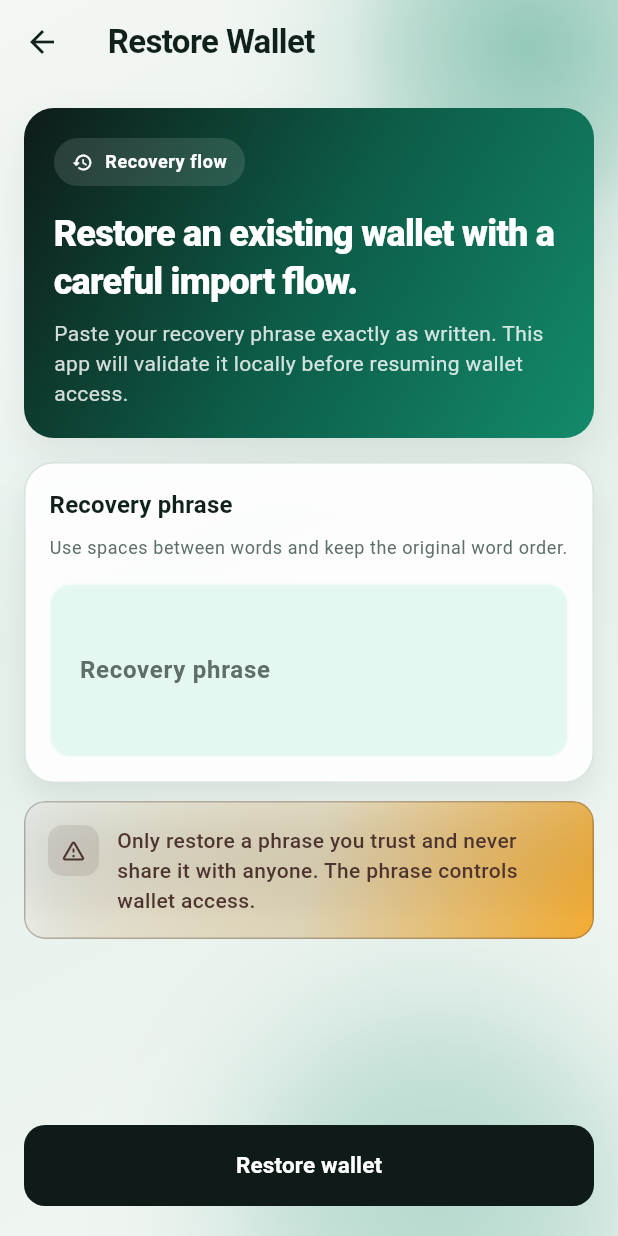
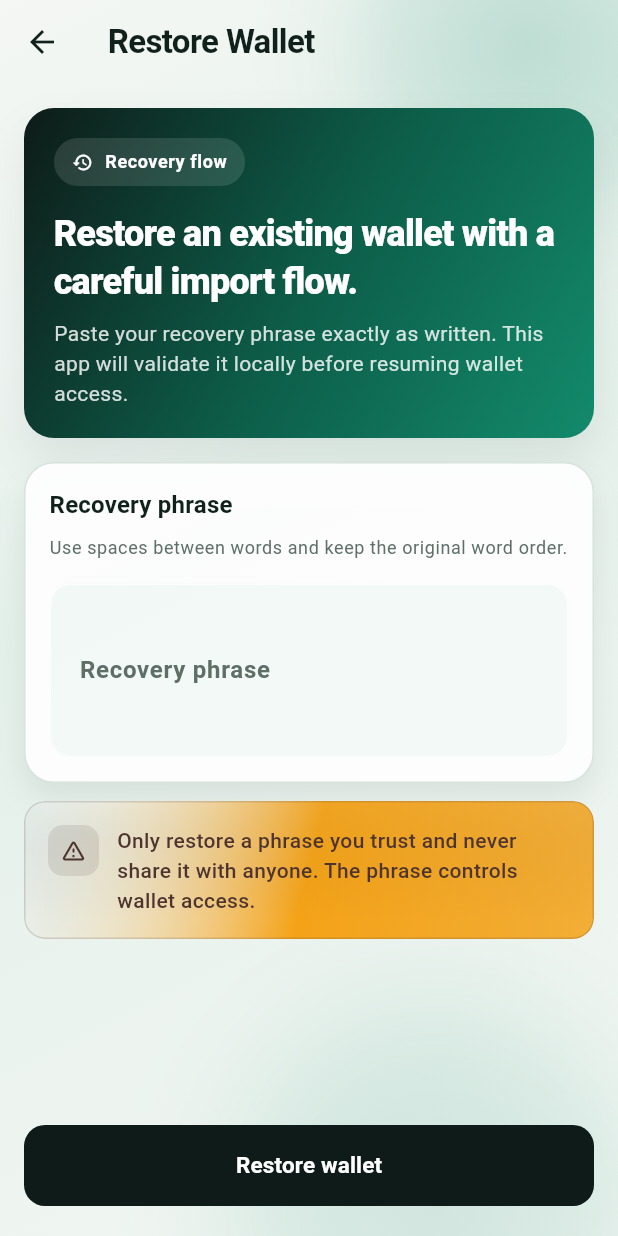
Before and after one commit to j-kon/root_wallet, a Flutter app: the screen it shows after launch, after a tap on "Restore wallet", on a phone screen of 412 x 824 dp. Run offline on Flutter 3.47's test engine with Material 3 defaults, Android fonts, the phone set to English and light mode, and no system bars; our stand-ins replace flutter_riverpod, flutter_secure_storage, local_auth, qr_flutter, share_plus, shared_preferences; missing offline and left inert: bdk_flutter, mobile_scanner.

Commit message:
feat: update glass surface styles and enhance UI responsiveness across components

```diff
--- a/lib/app/theme/colors.dart
+++ b/lib/app/theme/colors.dart
@@ -19,14 +19,14 @@ abstract final class AppColors {
   static const surfaceRaisedDark = Color(0xFF19312A);
   static const border = Color(0xFFD7E3DC);
   static const borderDark = Color(0xFF2A4A42);
-  static const glassWhite = Color(0xFFFFFFFF);
-  static const glassNight = Color(0xFF091512);
-  static const glassMint = Color(0xFFDCF5EC);
-  static const glassMintDark = Color(0xFF17322B);
-  static const glassBorderLight = Color(0x99FFFFFF);
-  static const glassBorderNight = Color(0x4DDBFFF2);
-  static const glassHighlightLight = Color(0xE6FFFFFF);
-  static const glassHighlightNight = Color(0x66F4FFF9);
+  static const glassWhite = Color(0xFFFCFEFD);
+  static const glassNight = Color(0xFF0C1714);
+  static const glassMint = Color(0xFFF1F8F5);
+  static const glassMintDark = Color(0xFF13211D);
+  static const glassBorderLight = Color(0xCCFFFFFF);
+  static const glassBorderNight = Color(0x40E4FFF6);
+  static const glassHighlightLight = Color(0xF7FFFFFF);
+  static const glassHighlightNight = Color(0x52F4FFF9);
   static const success = Color(0xFF17976F);
   static const warning = Color(0xFFF59E0B);
   static const danger = Color(0xFFD94A4A);
@@ -75,13 +75,13 @@ abstract final class AppColors {
 
   static Color glassSurfaceFor(Brightness brightness) =>
       brightness == Brightness.dark
-      ? glassNight.withValues(alpha: 0.62)
-      : glassWhite.withValues(alpha: 0.66);
+      ? glassNight.withValues(alpha: 0.70)
+      : glassWhite.withValues(alpha: 0.84);
 
   static Color glassSurfaceStrongFor(Brightness brightness) =>
       brightness == Brightness.dark
-      ? glassMintDark.withValues(alpha: 0.58)
-      : glassMint.withValues(alpha: 0.74);
+      ? glassMintDark.withValues(alpha: 0.64)
+      : glassMint.withValues(alpha: 0.88);
 
   static Color glassBorderFor(Brightness brightness) =>
       brightness == Brightness.dark ? glassBorderNight : glassBorderLight;
@@ -91,8 +91,8 @@ abstract final class AppColors {
 
   static Color glassGlowFor(Brightness brightness) =>
       brightness == Brightness.dark
-      ? primaryBright.withValues(alpha: 0.18)
-      : primary.withValues(alpha: 0.10);
+      ? primaryBright.withValues(alpha: 0.10)
+      : primary.withValues(alpha: 0.06);
 
   static Color primaryOf(BuildContext context) =>
       primaryFor(Theme.of(context).brightness);
--- a/lib/core/widgets/app_scaffold.dart
+++ b/lib/core/widgets/app_scaffold.dart
@@ -39,14 +39,14 @@ class AppScaffold extends StatelessWidget {
         Positioned(
           top: -90,
           right: -60,
-          child: _AmbientOrb(size: 240, color: glow.withValues(alpha: 0.28)),
+          child: _AmbientOrb(size: 240, color: glow.withValues(alpha: 0.12)),
         ),
         Positioned(
           top: 120,
           left: -70,
           child: _AmbientOrb(
             size: 220,
-            color: highlight.withValues(alpha: 0.16),
+            color: highlight.withValues(alpha: 0.08),
           ),
         ),
         Positioned(
@@ -54,7 +54,7 @@ class AppScaffold extends StatelessWidget {
           right: -20,
           child: _AmbientOrb(
             size: 280,
-            color: AppColors.primary.withValues(alpha: 0.10),
+            color: AppColors.primary.withValues(alpha: 0.05),
           ),
         ),
         Scaffold(
@@ -90,8 +90,8 @@ class _AmbientOrb extends StatelessWidget {
           ),
           boxShadow: [
             BoxShadow(
-              color: color.withValues(alpha: 0.18),
-              blurRadius: size * 0.28,
+              color: color.withValues(alpha: 0.10),
+              blurRadius: size * 0.22,
               spreadRadius: AppSpacing.xs,
             ),
           ],
--- a/lib/core/widgets/glass_surface.dart
+++ b/lib/core/widgets/glass_surface.dart
@@ -16,6 +16,7 @@ class GlassSurface extends StatelessWidget {
     this.shadowColor,
     this.gradientColors,
     this.boxShadow,
+    this.highlightOpacity = 0.12,
   });
 
   final Widget child;
@@ -27,6 +28,7 @@ class GlassSurface extends StatelessWidget {
   final Color? shadowColor;
   final List<Color>? gradientColors;
   final List<BoxShadow>? boxShadow;
+  final double highlightOpacity;
 
   @override
   Widget build(BuildContext context) {
@@ -48,9 +50,9 @@ class GlassSurface extends StatelessWidget {
               colors:
                   gradientColors ??
                   <Color>[
-                    highlight.withValues(alpha: 0.28),
-                    backgroundTint,
-                    backgroundTint.withValues(alpha: 0.82),
+                    highlight.withValues(alpha: highlightOpacity),
+                    backgroundTint.withValues(alpha: 0.94),
+                    backgroundTint.withValues(alpha: 0.80),
                   ],
             ),
             borderRadius: radius,
@@ -60,8 +62,8 @@ class GlassSurface extends StatelessWidget {
                 <BoxShadow>[
                   BoxShadow(
                     color: glow,
-                    blurRadius: 28,
-                    offset: const Offset(0, 14),
+                    blurRadius: 18,
+                    offset: const Offset(0, 10),
                   ),
                 ],
           ),
@@ -79,7 +81,7 @@ class GlassSurface extends StatelessWidget {
                         begin: Alignment.topCenter,
                         end: Alignment.bottomCenter,
                         colors: [
-                          highlight.withValues(alpha: 0.22),
+                          highlight.withValues(alpha: highlightOpacity + 0.04),
                           Colors.transparent,
                         ],
                       ),
--- a/lib/core/widgets/info_banner.dart
+++ b/lib/core/widgets/info_banner.dart
@@ -24,8 +24,9 @@ class InfoBanner extends StatelessWidget {
     return GlassSurface(
       borderRadius: BorderRadius.circular(AppRadius.md),
       tint: palette.$1,
-      borderColor: palette.$2.withValues(alpha: 0.34),
-      shadowColor: palette.$2.withValues(alpha: 0.12),
+      borderColor: palette.$2.withValues(alpha: 0.18),
+      shadowColor: palette.$2.withValues(alpha: 0.05),
+      highlightOpacity: 0.06,
       padding: const EdgeInsets.all(AppSpacing.md),
       child: Row(
         crossAxisAlignment: CrossAxisAlignment.start,
@@ -60,26 +61,26 @@ class InfoBanner extends StatelessWidget {
     switch (type) {
       case InfoBannerType.info:
         return (
-          AppColors.primary.withValues(alpha: isDark ? 0.16 : 0.10),
-          AppColors.primary,
+          AppColors.primary.withValues(alpha: isDark ? 0.12 : 0.08),
+          isDark ? const Color(0xFFB7F2DE) : const Color(0xFF0F6A52),
           Icons.info_outline_rounded,
         );
       case InfoBannerType.warning:
         return (
-          AppColors.warning.withValues(alpha: isDark ? 0.18 : 0.16),
+          AppColors.warning.withValues(alpha: isDark ? 0.14 : 0.10),
           isDark ? const Color(0xFFFFD48B) : Colors.brown.shade800,
           Icons.warning_amber_rounded,
         );
       case InfoBannerType.success:
         return (
-          AppColors.success.withValues(alpha: isDark ? 0.18 : 0.12),
-          AppColors.success,
+          AppColors.success.withValues(alpha: isDark ? 0.12 : 0.08),
+          isDark ? const Color(0xFFADF0D6) : const Color(0xFF126A52),
           Icons.check_circle_outline_rounded,
         );
       case InfoBannerType.error:
         return (
-          AppColors.danger.withValues(alpha: isDark ? 0.18 : 0.12),
-          AppColors.danger,
+          AppColors.danger.withValues(alpha: isDark ? 0.14 : 0.08),
+          isDark ? const Color(0xFFFFC1C1) : AppColors.danger,
           Icons.error_outline_rounded,
         );
     }
```
Also changed, not shown: lib/app/routing/main_shell.dart (+7 -3 lines), lib/features/wallet/presentation/pages/wallet_home_page.dart (+22 -18 lines), lib/shared/widgets/primary_action_button.dart (+33 -11 lines), 1 other file.
